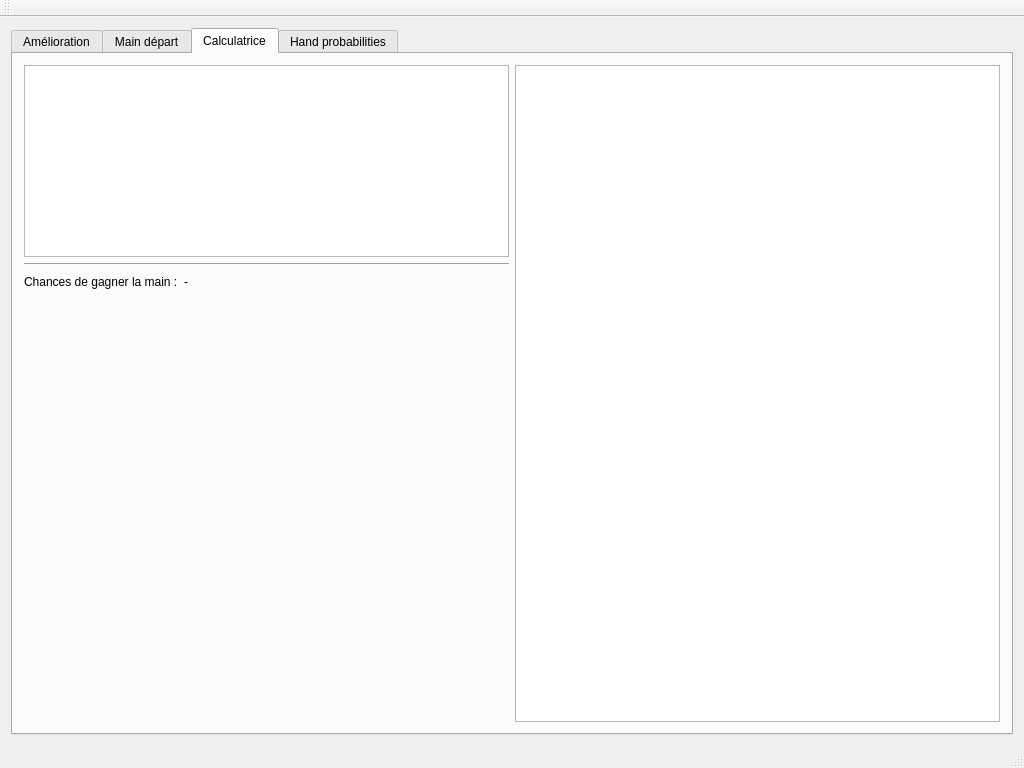
Above: GriPoker/MainWindow.ui from GrizzantStudio/GriPoker before the change. Below: the same form after it.
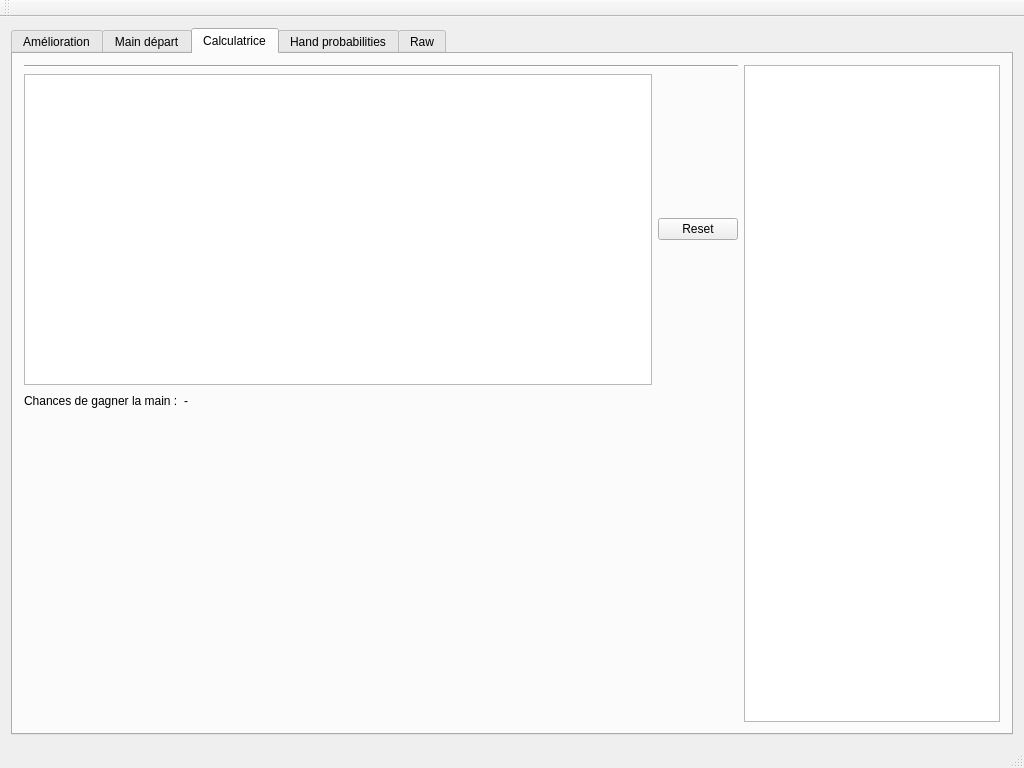
That is the form after the change. The open tabs and pages were chosen to show the change. Custom widgets are drawn as their Qt base class.

Patch:
```diff
--- a/GriPoker/MainWindow.ui
+++ b/GriPoker/MainWindow.ui
@@ -68,16 +68,6 @@
          <layout class="QHBoxLayout" name="horizontalLayout">
           <item>
            <layout class="QVBoxLayout" name="verticalLayout_4">
-            <item>
-             <widget class="GameCardsTableView" name="tableView_3">
-              <property name="sizePolicy">
-               <sizepolicy hsizetype="Minimum" vsizetype="Minimum">
-                <horstretch>0</horstretch>
-                <verstretch>0</verstretch>
-               </sizepolicy>
-              </property>
-             </widget>
-            </item>
             <item>
              <widget class="Line" name="line">
               <property name="orientation">
@@ -85,6 +75,20 @@
               </property>
              </widget>
             </item>
+            <item>
+             <layout class="QHBoxLayout" name="horizontalLayout_3">
+              <item>
+               <widget class="GameCardsTableView" name="tableView_3"/>
+              </item>
+              <item>
+               <widget class="QPushButton" name="m_resetButton">
+                <property name="text">
+                 <string>Reset</string>
+                </property>
+               </widget>
+              </item>
+             </layout>
+            </item>
             <item>
              <layout class="QHBoxLayout" name="horizontalLayout_2">
               <item>
@@ -133,6 +137,12 @@
           </item>
           <item>
            <widget class="CardpediaTableView" name="m_cardpediaTableView">
+            <property name="sizePolicy">
+             <sizepolicy hsizetype="Minimum" vsizetype="Minimum">
+              <horstretch>0</horstretch>
+              <verstretch>0</verstretch>
+             </sizepolicy>
+            </property>
             <property name="midLineWidth">
              <number>1</number>
             </property>
@@ -161,6 +171,12 @@
         </item>
        </layout>
       </widget>
+      <widget class="QWidget" name="tab_5">
+       <attribute name="title">
+        <string>Raw</string>
+       </attribute>
+       <layout class="QVBoxLayout" name="verticalLayout_7"/>
+      </widget>
      </widget>
     </item>
    </layout>
```
Left out of the diff: 2 changed lines with no effect on the pictures.
